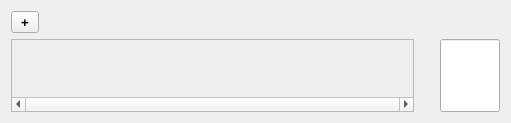
This is src/notas/gestor_notas.ui in BackupTheBerlios/gearc as Qt 5 draws it before an edit. The edited form follows.
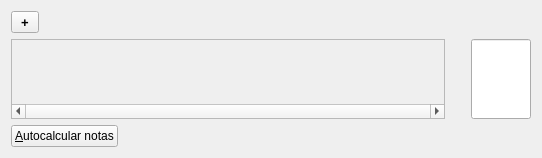
This is the edited form.

Commit message:
Las notas se autocalculan. Nuevo botón autocálculo.
Se agregó una nueva función 'CalcularPromedio' que
devuelve el promedio actual. Se agregó una nueva función
llamada 'Calcular_Notas' que se encarga de realizar un
autocálculo de las notas marcadas como automáticas para
lograr el promedio 4.0.

Se reemplazó la señal 'textChanged' por 'textEdited'
para las notas.

Diff of the .ui file:
```diff
--- a/src/notas/gestor_notas.ui
+++ b/src/notas/gestor_notas.ui
@@ -7,8 +7,8 @@
    <rect>
     <x>0</x>
     <y>0</y>
-    <width>511</width>
-    <height>123</height>
+    <width>542</width>
+    <height>158</height>
    </rect>
   </property>
   <property name="windowTitle">
@@ -33,8 +33,8 @@
          <rect>
           <x>0</x>
           <y>0</y>
-          <width>407</width>
-          <height>59</height>
+          <width>438</width>
+          <height>65</height>
          </rect>
         </property>
         <layout class="QHBoxLayout" name="layout_notas">
@@ -146,6 +146,22 @@
      </property>
     </widget>
    </item>
+   <item row="2" column="0">
+    <widget class="QPushButton" name="btn_calcularnotas">
+     <property name="sizePolicy">
+      <sizepolicy hsizetype="Fixed" vsizetype="Fixed">
+       <horstretch>0</horstretch>
+       <verstretch>0</verstretch>
+      </sizepolicy>
+     </property>
+     <property name="toolTip">
+      <string>Autocalcula las notas restantes para alcanzar un promedio dado.</string>
+     </property>
+     <property name="text">
+      <string notr="true">&amp;Autocalcular notas</string>
+     </property>
+    </widget>
+   </item>
   </layout>
  </widget>
  <resources/>
```
Left out of the diff: 22 changed lines with no effect on the pictures. The commit also changes 5 other files.
